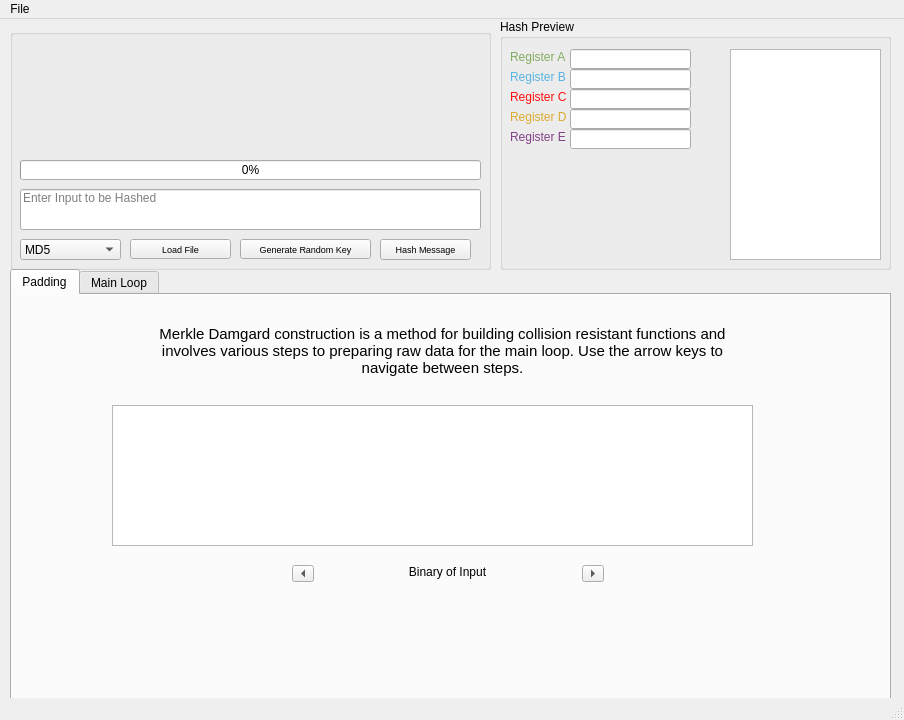
This is mainwindow.ui in euandmj/Hash-Function-Visualiser as Qt 5 draws it before an edit. The edited form follows.
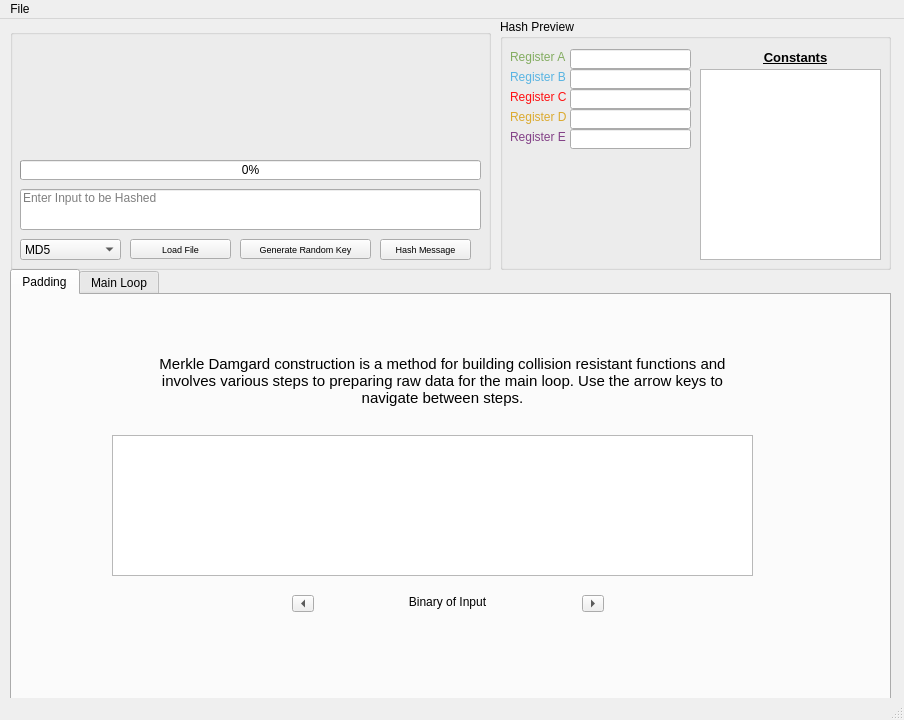
This is the edited form.

```diff
--- a/mainwindow.ui
+++ b/mainwindow.ui
@@ -211,10 +211,10 @@
        <widget class="QTableWidget" name="sineTable">
         <property name="geometry">
          <rect>
-          <x>230</x>
-          <y>30</y>
-          <width>151</width>
-          <height>211</height>
+          <x>200</x>
+          <y>50</y>
+          <width>181</width>
+          <height>191</height>
          </rect>
         </property>
         <property name="sizePolicy">
@@ -383,6 +383,22 @@
          <string>&lt;html&gt;&lt;head/&gt;&lt;body&gt;&lt;p&gt;&lt;span style=&quot; color:#834187;&quot;&gt;Register E&lt;/span&gt;&lt;/p&gt;&lt;/body&gt;&lt;/html&gt;</string>
         </property>
        </widget>
+       <widget class="QLabel" name="tableLabel">
+        <property name="geometry">
+         <rect>
+          <x>230</x>
+          <y>30</y>
+          <width>131</width>
+          <height>17</height>
+         </rect>
+        </property>
+        <property name="text">
+         <string>&lt;html&gt;&lt;head/&gt;&lt;body&gt;&lt;p&gt;&lt;span style=&quot; font-size:10pt; font-weight:600; text-decoration: underline;&quot;&gt;Constants&lt;/span&gt;&lt;/p&gt;&lt;/body&gt;&lt;/html&gt;</string>
+        </property>
+        <property name="alignment">
+         <set>Qt::AlignCenter</set>
+        </property>
+       </widget>
       </widget>
      </item>
     </layout>
@@ -413,7 +429,7 @@
          <property name="geometry">
           <rect>
            <x>140</x>
-           <y>30</y>
+           <y>60</y>
            <width>581</width>
            <height>71</height>
           </rect>
@@ -432,7 +448,7 @@
          <property name="geometry">
           <rect>
            <x>100</x>
-           <y>110</y>
+           <y>140</y>
            <width>641</width>
            <height>141</height>
           </rect>
@@ -445,7 +461,7 @@
          <property name="geometry">
           <rect>
            <x>280</x>
-           <y>270</y>
+           <y>300</y>
            <width>22</width>
            <height>17</height>
           </rect>
@@ -461,7 +477,7 @@
          <property name="geometry">
           <rect>
            <x>570</x>
-           <y>270</y>
+           <y>300</y>
            <width>22</width>
            <height>17</height>
           </rect>
@@ -477,7 +493,7 @@
          <property name="geometry">
           <rect>
            <x>310</x>
-           <y>270</y>
+           <y>300</y>
            <width>251</width>
            <height>61</height>
           </rect>
```
